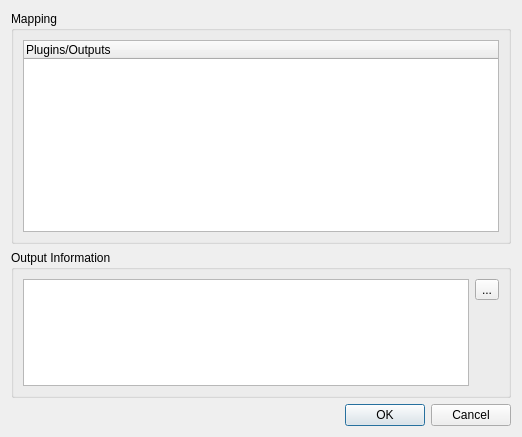
First picture: the form in main/outputpatcheditor.ui, repository Andersbakken/qlc, before the edit.
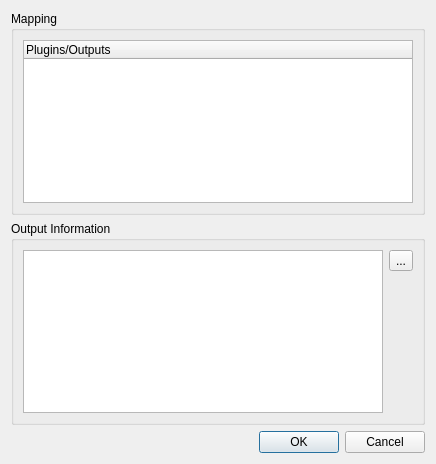
Second picture: the form after the edit. Icons and pictures are not drawn.

```diff
--- a/main/outputpatcheditor.ui
+++ b/main/outputpatcheditor.ui
@@ -1,12 +1,12 @@
 <ui version="4.0" >
  <class>OutputPatchEditor</class>
- <widget class="QDialog" name="OutputPatchEditor" >
-  <property name="geometry" >
+ <widget class="QDialog" name="OutputPatchEditor">
+  <property name="geometry">
    <rect>
     <x>0</x>
     <y>0</y>
-    <width>522</width>
-    <height>437</height>
+    <width>436</width>
+    <height>464</height>
    </rect>
   </property>
   <property name="windowTitle" >
@@ -14,9 +14,9 @@
   </property>
   <layout class="QVBoxLayout" name="verticalLayout_2" >
    <item>
-    <widget class="QGroupBox" name="m_mappingGroup" >
-     <property name="sizePolicy" >
-      <sizepolicy vsizetype="MinimumExpanding" hsizetype="Preferred" >
+    <widget class="QGroupBox" name="m_mappingGroup">
+     <property name="sizePolicy">
+      <sizepolicy hsizetype="Preferred" vsizetype="Expanding">
        <horstretch>0</horstretch>
        <verstretch>0</verstretch>
       </sizepolicy>
@@ -26,8 +26,14 @@
      </property>
      <layout class="QVBoxLayout" name="verticalLayout" >
       <item>
-       <widget class="QTreeWidget" name="m_tree" >
-        <property name="allColumnsShowFocus" >
+       <widget class="QTreeWidget" name="m_tree">
+        <property name="sizePolicy">
+         <sizepolicy hsizetype="Expanding" vsizetype="Expanding">
+          <horstretch>0</horstretch>
+          <verstretch>0</verstretch>
+         </sizepolicy>
+        </property>
+        <property name="allColumnsShowFocus">
          <bool>true</bool>
         </property>
         <column>
@@ -41,8 +47,14 @@
     </widget>
    </item>
    <item>
-    <widget class="QGroupBox" name="m_infoGroup" >
-     <property name="title" >
+    <widget class="QGroupBox" name="m_infoGroup">
+     <property name="sizePolicy">
+      <sizepolicy hsizetype="Preferred" vsizetype="Expanding">
+       <horstretch>0</horstretch>
+       <verstretch>0</verstretch>
+      </sizepolicy>
+     </property>
+     <property name="title">
       <string>Output Information</string>
      </property>
      <layout class="QGridLayout" name="gridLayout" >
@@ -81,8 +93,8 @@
         <property name="orientation" >
          <enum>Qt::Vertical</enum>
         </property>
-        <property name="sizeType" >
-         <enum>QSizePolicy::Maximum</enum>
+        <property name="sizeType">
+         <enum>QSizePolicy::Expanding</enum>
         </property>
         <property name="sizeHint" stdset="0" >
          <size>
```
Left out of the diff: 61 changed lines with no effect on the pictures.
